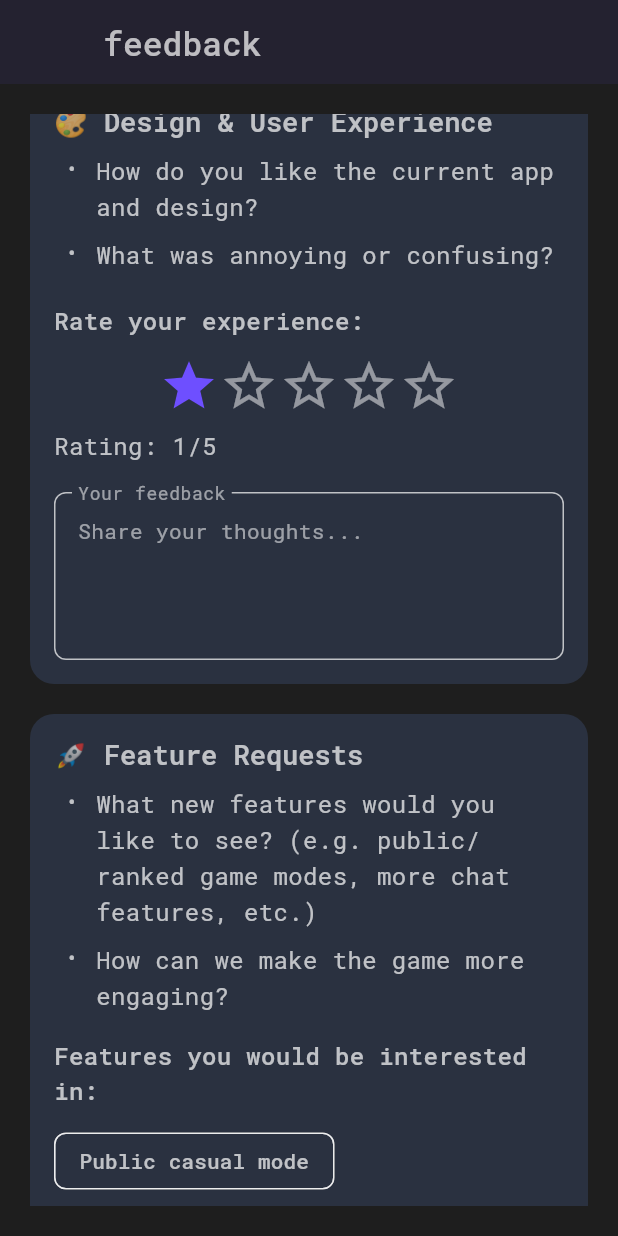
After one commit to KarateKugler/turing_chat, a Flutter app: the FeedbackPage screen opened by its route, scrolled down 576 dp, after a tap on the "star border" icon, on a phone screen of 412 x 824 dp. The commit adds this screen. Run offline on Flutter 3.47's test engine with Material 3 defaults, Android fonts, the phone set to English and light mode, and no system bars; drawn by our look-alikes of flutter_markdown; our stand-ins replace custom_refresh_indicator, flutter_bloc, flutter_dotenv, go_router, google_fonts, supabase_flutter and 1 more; accounts and stored records are empty; network calls fail.

Commit message:
add feedback page ui

```diff
--- a/lib/core/app_router.dart
+++ b/lib/core/app_router.dart
@@ -10,6 +10,7 @@ import '../logic/auth_cubit.dart';
 import '../models/chat_room.dart';
 import '../pages/auth/login_register_page.dart';
 import '../pages/chat_room_page.dart';
+import '../pages/feedback_page.dart';
 import '../pages/home_page.dart';
 import '../pages/settings_page.dart';
 import '../pages/splash_page.dart';
@@ -21,6 +22,7 @@ class RouterConstants {
   static const String home = '/';
   static const String login = '/login';
   static const String settings = '/settings';
+  static const String feedback = '/feedback';
   static const String chat = '/chat/:id';
 
   static const Duration transitionDuration = Duration(milliseconds: 150);
@@ -55,7 +57,7 @@ class AppRouter {
     return null;
   }
 
-  /// Build app routes
+  /// Build app routes.dart
   static List<RouteBase> _buildRoutes() {
     return [
       _splashRoute(),
@@ -63,6 +65,7 @@ class AppRouter {
       _loginRoute(),
       _settingsRoute(),
       _chatRoute(),
+      _feedbackRoute(),
     ];
   }
 
@@ -94,6 +97,13 @@ class AppRouter {
     );
   }
 
+  /// Feedback route
+  static GoRoute _feedbackRoute() {
+    return GoRoute(
+      path: RouterConstants.feedback,
+      builder: (context, state) => const FeedbackPage(),
+    );
+  }
   /// Settings screen route
   static GoRoute _settingsRoute() {
     return GoRoute(
--- /dev/null
+++ b/lib/pages/feedback_page.dart
@@ -0,0 +1,389 @@
+import 'package:flutter/material.dart';
+import 'package:flutter_markdown/flutter_markdown.dart';
+
+import '../theme/style.dart';
+
+class FeedbackPage extends StatefulWidget {
+  const FeedbackPage({super.key});
+
+  @override
+  State<FeedbackPage> createState() => _FeedbackPageState();
+}
+
+class _FeedbackPageState extends State<FeedbackPage> {
+  int rating = 0; // Rating controller in main widget
+  TextEditingController feedbackController = TextEditingController(); // Text field controller
+  TextEditingController featureRequestsController = TextEditingController(); // Feature requests text field controller
+  TextEditingController issuesGeneralController = TextEditingController(); // Issues and general feedback controller
+  List<String> selectedFeatures = []; // Selected feature chips
+
+  @override
+  Widget build(BuildContext context) {
+    final theme = Theme.of(context);
+
+    return Scaffold(
+      appBar: AppBar(title: const Text('⁂ ※ feedback ⁑ ⁂')),
+      body: SafeArea(
+        child: Padding(
+          padding: const EdgeInsets.all(20.0),
+          child: SingleChildScrollView(
+            child: Column(
+              children: [
+                _FeedbackInfo(),
+                SizedBox(height: 20),
+                _FeedbackRating(
+                  rating: rating,
+                  onRatingChanged: (newRating) {
+                    setState(() {
+                      rating = newRating;
+                    });
+                  },
+                  feedbackController: feedbackController,
+                ),
+                SizedBox(height: 20),
+                _FeatureRequests(
+                  selectedFeatures: selectedFeatures,
+                  onFeaturesChanged: (newFeatures) {
+                    setState(() {
+                      selectedFeatures = newFeatures;
+                    });
+                  },
+                  featureRequestsController: featureRequestsController,
+                ),
+                SizedBox(height: 20),
+                _IssuesAndGeneral(
+                  issuesGeneralController: issuesGeneralController,
+                ),
+                SizedBox(height: 20),
+
+                SizedBox(
+                  width: double.infinity,
+                  child: FilledButton(
+                    onPressed: () {
+                      // TODO: Submit feedback function
+                    },
+                    style: FilledButton.styleFrom(
+                      backgroundColor: theme.colorScheme.primary,
+                      padding: EdgeInsets.symmetric(vertical: 16),
+                    ),
+                    child: Text(
+                      'Submit Feedback',
+                      style: TextStyle(
+                        fontSize: 18,
+                        color: theme.colorScheme.onPrimary,
+                      ),
+                    ),
+                  ),
+                ),
+                SizedBox(height: 40),
+                Divider(color: theme.colorScheme.onSurfaceVariant,),
+                Padding(padding: EdgeInsets.all(20), child: Center(child: Text('Thank you!', style: theme.textTheme.labelLarge!.copyWith(fontStyle: FontStyle.italic))) ),
+              ],
+            ),
+          ),
+        ),
+      ),
+    );
+  }
+}
+
+class _FeedbackInfo extends StatelessWidget {
+  @override
+  Widget build(BuildContext context) {
+    final theme = Theme.of(context);
+
+    return Container(
+      decoration: BoxDecoration(
+        borderRadius: BorderRadius.circular(Style.cornerRadius),
+        color: theme
+            .colorScheme
+            .primaryContainer, // todo: try secondaryContainer
+      ),
+      child: Padding(
+        padding: const EdgeInsets.all(16.0),
+        child: MarkdownBody(
+          data: '''
+# 👋 Hello from Max!
+
+I'm a **solo developer** trying to make **turing_chat** enjoyable for you and your friends!
+
+Any **feedback** would help a lot to improve the app. Don't hesitate to only write a _few words_, I'd love to hear from you about:
+
+## 🎨 Design & User Experience
+
+## 🚀 Feature Requests
+
+## 🐛 Issues & Problems
+
+## 💭 General Feedback
+
+--
+
+**Every piece of feedback helps :)**
+
+Thank you for being part of the turing_chat community! 🙏
+
+*— Max*
+''',
+          styleSheet: Style.markdownStyleSheet(context),
+        ),
+      ),
+    );
+  }
+}
+
+class _FeedbackRating extends StatelessWidget {
+  final int rating;
+  final Function(int) onRatingChanged;
+  final TextEditingController feedbackController;
+
+  const _FeedbackRating({
+    required this.rating,
+    required this.onRatingChanged,
+    required this.feedbackController,
+  });
+
+  @override
+  Widget build(BuildContext context) {
+    final theme = Theme.of(context);
+
+    return Container(
+      decoration: BoxDecoration(
+        borderRadius: BorderRadius.circular(Style.cornerRadius),
+        color: theme
+            .colorScheme
+            .secondaryContainer, // todo: try secondaryContainer
+      ),
+      child: Padding(
+        padding: const EdgeInsets.all(16.0),
+        child: Column(
+          crossAxisAlignment: CrossAxisAlignment.start,
+          children: [
+            MarkdownBody(
+              data: '''
+## 🎨 Design & User Experience
+- How do you like the current app and design?
+- What was annoying or confusing?
+''',
+              styleSheet: Style.markdownStyleSheet(context),
+            ),
+            SizedBox(height: 20),
+            Text(
+              'Rate your experience:',
+              style: TextStyle(
+                fontSize: 16,
+                fontWeight: FontWeight.w500,
+                color: theme.colorScheme.onPrimaryContainer,
+              ),
+            ),
+            SizedBox(height: 12),
+            Row(
+              mainAxisAlignment: MainAxisAlignment.center,
+              children: List.generate(5, (index) {
+                return GestureDetector(
+                  onTap: () {
+                    onRatingChanged(index + 1);
+                  },
+                  child: Icon(
+                    rating > index ? Icons.star : Icons.star_border,
+                    size: 40,
+                    color: rating > index
+                        ? theme.colorScheme.primary
+                        : theme.colorScheme.onPrimaryContainer.withOpacity(0.5),
+                  ),
+                );
+              }),
+            ),
+            if (rating > 0) ...[
+              SizedBox(height: 8),
+              Text(
+                'Rating: $rating/5',
+                style: TextStyle(
+                  fontSize: 16,
+                  color: theme.colorScheme.onPrimaryContainer,
+                ),
+              ),
+            ],
+            SizedBox(height: 20),
+            TextField(
+              decoration: InputDecoration(
+                border: OutlineInputBorder(
+                  borderRadius: BorderRadius.all(
+                      Radius.circular(Style.cornerRadius - 8.0)),
+                ),
+                labelText: 'Your feedback',
+                hintText: 'Share your thoughts...',
+                floatingLabelBehavior: FloatingLabelBehavior.always,
+              ),
+              style: theme.textTheme.bodyMedium,
+              minLines: 4,
+              maxLines: 8,
+              controller: feedbackController,
+            ),
+          ],
+        ),
+      ),
+    );
+  }
+}
+
+class _FeatureRequests extends StatelessWidget {
+  final List<String> selectedFeatures;
+  final Function(List<String>) onFeaturesChanged;
+  final TextEditingController featureRequestsController;
+
+  const _FeatureRequests({
+    required this.selectedFeatures,
+    required this.onFeaturesChanged,
+    required this.featureRequestsController,
+  });
+
+  final List<String> availableFeatures = const [
+    'Public casual mode',
+    'Public ranked mode',
+    'Image sending',
+    'Achievements',
+    'Challenges',
+    'Other'
+  ];
+
+  @override
+  Widget build(BuildContext context) {
+    final theme = Theme.of(context);
+
+    return Container(
+      decoration: BoxDecoration(
+        borderRadius: BorderRadius.circular(Style.cornerRadius),
+        color: theme
+            .colorScheme
+            .secondaryContainer,
+      ),
+      child: Padding(
+        padding: const EdgeInsets.all(16.0),
+        child: Column(
+          crossAxisAlignment: CrossAxisAlignment.start,
+          children: [
+            MarkdownBody(
+              data: '''
+## 🚀 Feature Requests
+- What new features would you like to see? (e.g. public/ranked game modes, more chat features, etc.)
+- How can we make the game more engaging?
+''',
+              styleSheet: Style.markdownStyleSheet(context),
+            ),
+            SizedBox(height: 16),
+            Text(
+              'Features you would be interested in:',
+              style: TextStyle(
+                fontSize: 16,
+                fontWeight: FontWeight.w500,
+                color: theme.colorScheme.onSecondaryContainer,
+              ),
+            ),
+            SizedBox(height: 12),
+            Wrap(
+              spacing: 8.0,
+              runSpacing: 4.0,
+              children: availableFeatures.map((feature) {
+                final isSelected = selectedFeatures.contains(feature);
+                return FilterChip(
+                  label: Text(feature),
+                  selected: isSelected,
+                  onSelected: (selected) {
+                    List<String> newFeatures = List.from(selectedFeatures);
+                    if (selected) {
+                      newFeatures.add(feature);
+                    } else {
+                      newFeatures.remove(feature);
+                    }
+                    onFeaturesChanged(newFeatures);
+                  },
+                  labelStyle: TextStyle(
+                    color: isSelected
+                        ? theme.colorScheme.onPrimary
+                        : theme.colorScheme.onSecondaryContainer,
+                  ),
+                  backgroundColor: theme.colorScheme.secondaryContainer,
+                  selectedColor: theme.colorScheme.primary,
+                  checkmarkColor: theme.colorScheme.onPrimary,
+                );
+              }).toList(),
+            ),
+            SizedBox(height: 20),
+            TextField(
+              key: ValueKey('feedbackPage_featureRequest_textField'),
+              decoration: InputDecoration(
+                border: OutlineInputBorder(
+                  borderRadius: BorderRadius.all(
+                      Radius.circular(Style.cornerRadius - 8.0)),
+                ),
+                labelText: 'Feature requests',
+                hintText: 'Describe features you would like to see...',
+                floatingLabelBehavior: FloatingLabelBehavior.always,
+              ),
+              style: theme.textTheme.bodyMedium,
+              minLines: 4,
+              maxLines: 8,
+              controller: featureRequestsController,
+            ),
+          ],
+        ),
+      ),
+    );
+  }
+}
+
+class _IssuesAndGeneral extends StatelessWidget {
+  final TextEditingController issuesGeneralController;
+
+  const _IssuesAndGeneral({
+    required this.issuesGeneralController,
+  });
+
+  @override
+  Widget build(BuildContext context) {
+    final theme = Theme.of(context);
+
+    return Container(
+      decoration: BoxDecoration(
+        borderRadius: BorderRadius.circular(Style.cornerRadius),
+        color: theme
+            .colorScheme
+            .secondaryContainer,
+      ),
+      child: Padding(
+        padding: const EdgeInsets.all(16.0),
+        child: Column(
+          crossAxisAlignment: CrossAxisAlignment.start,
+          children: [
+            MarkdownBody(
+              data: '''
+## 🐛💭 Issues, Problems & General Feedback
+- Did you encounter any bugs or crashes?
+- Is something not working as expected?
+- Any other thoughts or suggestions?
+''',
+              styleSheet: Style.markdownStyleSheet(context),
+            ),
+            SizedBox(height: 20),
+            TextField(
+              decoration: InputDecoration(
+                border: OutlineInputBorder(
+                  borderRadius: BorderRadius.all(
+                      Radius.circular(Style.cornerRadius - 8.0)),
+                ),
+                labelText: 'Issues & feedback',
+                hintText: 'Describe any issues or share your thoughts...',
+                floatingLabelBehavior: FloatingLabelBehavior.always,
+              ),
+              style: theme.textTheme.bodyMedium,
+              minLines: 4,
+              maxLines: 8,
+              controller: issuesGeneralController,
+            ),
+          ],
+        ),
+      ),
+    );
+  }
+}
--- a/lib/theme/style.dart
+++ b/lib/theme/style.dart
@@ -1,4 +1,5 @@
 import 'package:flutter/material.dart';
+import 'package:flutter_markdown/flutter_markdown.dart';
 
 class Style {
   static double fabIconSize = 25;
@@ -6,6 +7,38 @@ class Style {
   static double contactTileBorderRadius = 8.0;
   static double chatTextSize = 13.0;
   static double chatSubTextSize = 10.0;
+
+  /// Creates a markdown style sheet that matches the app's theme
+  static MarkdownStyleSheet markdownStyleSheet(BuildContext context) {
+    return MarkdownStyleSheet(
+      h1: TextStyle(
+        color: Theme.of(context).colorScheme.onPrimaryContainer,
+        fontSize: 24,
+        fontWeight: FontWeight.bold,
+      ),
+      h2: TextStyle(
+        color: Theme.of(context).colorScheme.onPrimaryContainer,
+        fontSize: 18,
+        fontWeight: FontWeight.w600,
+      ),
+      p: TextStyle(
+        color: Theme.of(context).colorScheme.onPrimaryContainer,
+        fontSize: 16,
+        height: 1.5,
+      ),
+      strong: TextStyle(
+        color: Theme.of(context).colorScheme.onPrimaryContainer,
+        fontWeight: FontWeight.bold,
+      ),
+      em: TextStyle(
+        color: Theme.of(context).colorScheme.onPrimaryContainer,
+        fontStyle: FontStyle.italic,
+      ),
+      listBullet: TextStyle(
+        color: Theme.of(context).colorScheme.onPrimaryContainer,
+      ),
+    );
+  }
 }
 
 /// Animation constants for overlay effects
--- a/lib/widgets/home_drawer.dart
+++ b/lib/widgets/home_drawer.dart
@@ -29,16 +29,20 @@ class _HomeDrawerState extends State<HomeDrawer> {
         }
       },
       child: Drawer(
-        backgroundColor: Theme.of(context).colorScheme.surfaceContainer,
+        backgroundColor: Theme
+            .of(context)
+            .colorScheme
+            .surfaceContainer,
         child: Column(
           children: [
+
             /// App logo
-            Padding(
+            const Padding(
               padding: EdgeInsets.only(top: 100),
               child: AppLogo(),
             ),
 
-            Padding(
+            const Padding(
               padding: EdgeInsets.all(25.0),
               child: Divider(),
             ),
@@ -46,19 +50,26 @@ class _HomeDrawerState extends State<HomeDrawer> {
             /// home list tile
             HomeDrawerTile(
               text: 'H O M E',
-              icon: Icon(Icons.home),
+              icon: const Icon(Icons.home),
               onTap: () {
                 context.pop();
                 context.go('/');
               },
             ),
 
-            Spacer(),
+            const Spacer(),
+
+            /// feedback
+            HomeDrawerTile(text: 'F E E D B A C K',
+                icon: const Icon(Icons.favorite_outline),
+                onTap: () {
+                  context.push('/feedback');
+                }),
 
             /// settings
             HomeDrawerTile(
               text: 'S E T T I N G S',
-              icon: Icon(Icons.settings),
+              icon: const Icon(Icons.settings),
               onTap: () {
                 context.push('/settings');
               },
@@ -69,11 +80,11 @@ class _HomeDrawerState extends State<HomeDrawer> {
               text: 'L O G   O U T',
               icon: (_logOutLoading)
 
-                  /// If log out initiated and loading show progress indicator
-                  ? LoadingWidget()
+              /// If log out initiated and loading show progress indicator
+                  ? const LoadingWidget()
 
-                  /// Otherwise just the logout icon
-                  : Icon(Icons.logout),
+              /// Otherwise just the logout icon
+                  : const Icon(Icons.logout),
               onTap: () async {
                 /// Perform Log out
                 AuthCubit authCubit = context.read<AuthCubit>();
@@ -92,8 +103,11 @@ class _HomeDrawerState extends State<HomeDrawer> {
                 catch (e) {
                   ScaffoldMessenger.of(context).showSnackBar(
                     SnackBar(
-                      content: Text('Log out failed'),
-                      backgroundColor: Theme.of(context).colorScheme.error,
+                      content: const Text('Log out failed'),
+                      backgroundColor: Theme
+                          .of(context)
+                          .colorScheme
+                          .error,
                     ),
                   );
                 }
--- a/pubspec.yaml
+++ b/pubspec.yaml
@@ -20,6 +20,7 @@ dependencies:
   custom_refresh_indicator: ^4.0.1
   intl: ^0.19.0
   url_launcher: ^6.3.1
+  flutter_markdown: ^0.7.4+1
 
 dev_dependencies:
   flutter_test:
```
Also changed, not shown: pubspec.lock.
